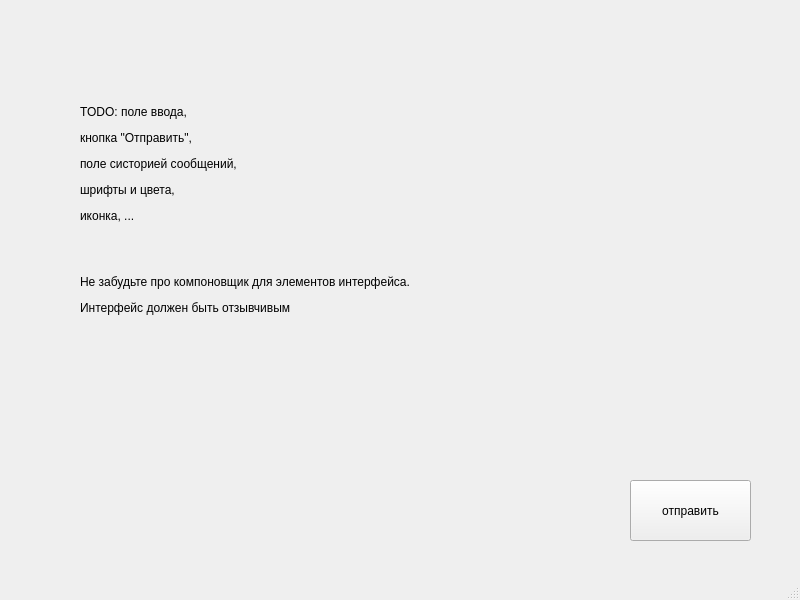
AlexandrDyomin/OOP-Task2-z, file chat bot template/mainwindow.ui: the form before one commit.
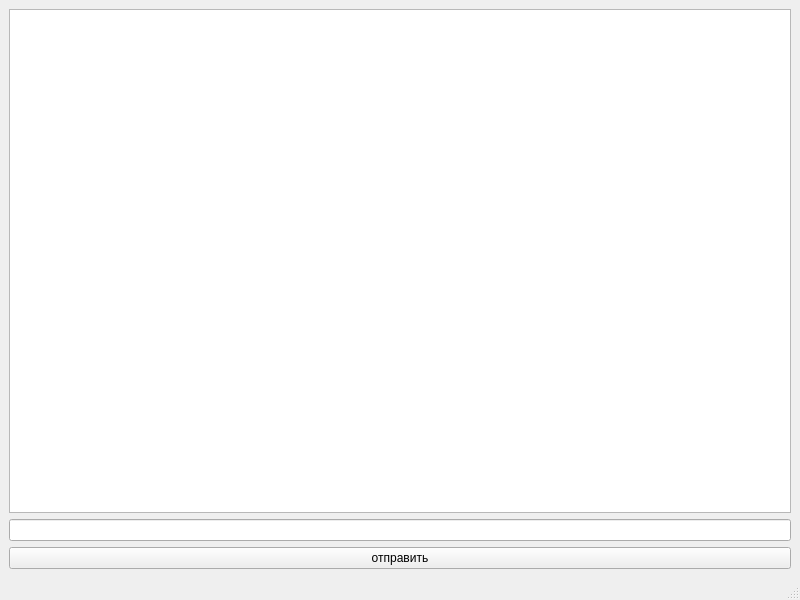
The form after the commit.

```diff
--- a/chat bot template/mainwindow.ui
+++ b/chat bot template/mainwindow.ui
@@ -14,32 +14,21 @@
    <string>TODO: заголовок и иконка</string>
   </property>
   <widget class="QWidget" name="centralwidget">
-   <widget class="QLabel" name="label">
-    <property name="geometry">
-     <rect>
-      <x>80</x>
-      <y>70</y>
-      <width>541</width>
-      <height>281</height>
-     </rect>
-    </property>
-    <property name="text">
-     <string>&lt;html&gt;&lt;head/&gt;&lt;body&gt;&lt;p&gt;TODO: поле ввода, &lt;/p&gt;&lt;p&gt;кнопка &amp;quot;Отправить&amp;quot;, &lt;/p&gt;&lt;p&gt;поле систорией сообщений,&lt;/p&gt;&lt;p&gt;шрифты и цвета,&lt;/p&gt;&lt;p&gt;иконка, ...&lt;/p&gt;&lt;p&gt;&lt;br/&gt;&lt;/p&gt;&lt;p&gt;Не забудьте про компоновщик для элементов интерфейса.&lt;/p&gt;&lt;p&gt;Интерфейс должен быть отзывчивым&lt;/p&gt;&lt;/body&gt;&lt;/html&gt;</string>
-    </property>
-   </widget>
+   <layout class="QGridLayout" name="gridLayout">
+    <item row="0" column="0">
+     <widget class="QListWidget" name="listWidget"/>
+    </item>
+    <item row="1" column="0">
+     <widget class="QLineEdit" name="lineEdit"/>
+    </item>
+    <item row="2" column="0">
    <widget class="QPushButton" name="pushButton_send">
-    <property name="geometry">
-     <rect>
-      <x>630</x>
-      <y>480</y>
-      <width>121</width>
-      <height>61</height>
-     </rect>
-    </property>
     <property name="text">
      <string>отправить</string>
     </property>
    </widget>
+    </item>
+   </layout>
   </widget>
   <widget class="QMenuBar" name="menubar">
    <property name="geometry">
```
Lines whose indentation alone changed are shown as unchanged.
